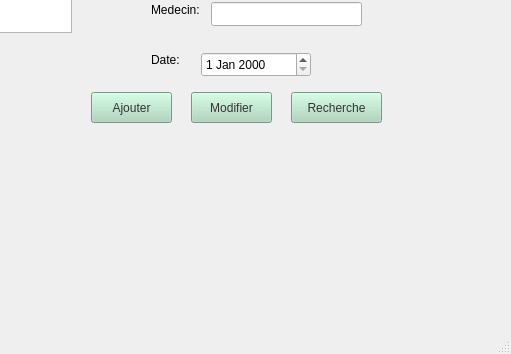
ProjetCPP2A21/projetcpp-2a21-smart-optical-store, file gordonnance.ui: the form before one commit; both pictures show x 849 to 1360 and y 338 to 692 of the 1360 by 692 pixel window.
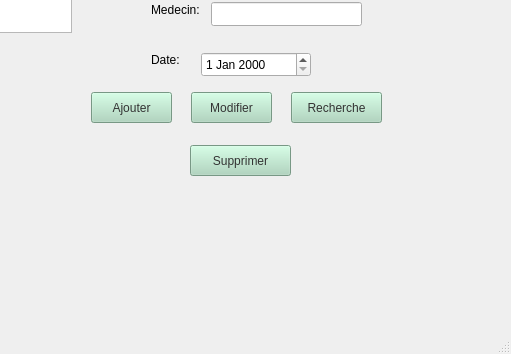
The form after the commit. Icons and pictures are not drawn.

The edit to the form file:
```diff
--- a/gordonnance.ui
+++ b/gordonnance.ui
@@ -433,6 +433,24 @@
      <string>Recherche</string>
     </property>
    </widget>
+   <widget class="QPushButton" name="btnSupprimer">
+    <property name="geometry">
+     <rect>
+      <x>1039</x>
+      <y>483</y>
+      <width>101</width>
+      <height>31</height>
+     </rect>
+    </property>
+    <property name="styleSheet">
+     <string notr="true">background-color: rgb(168, 213, 186);
+font: 14pt &quot;Segoe UI&quot;;
+color: rgb(51, 51, 51);</string>
+    </property>
+    <property name="text">
+     <string>Supprimer</string>
+    </property>
+   </widget>
   </widget>
   <widget class="QStatusBar" name="statusbar"/>
  </widget>
```
Left out of the diff: 12 changed lines with no effect on the pictures.
